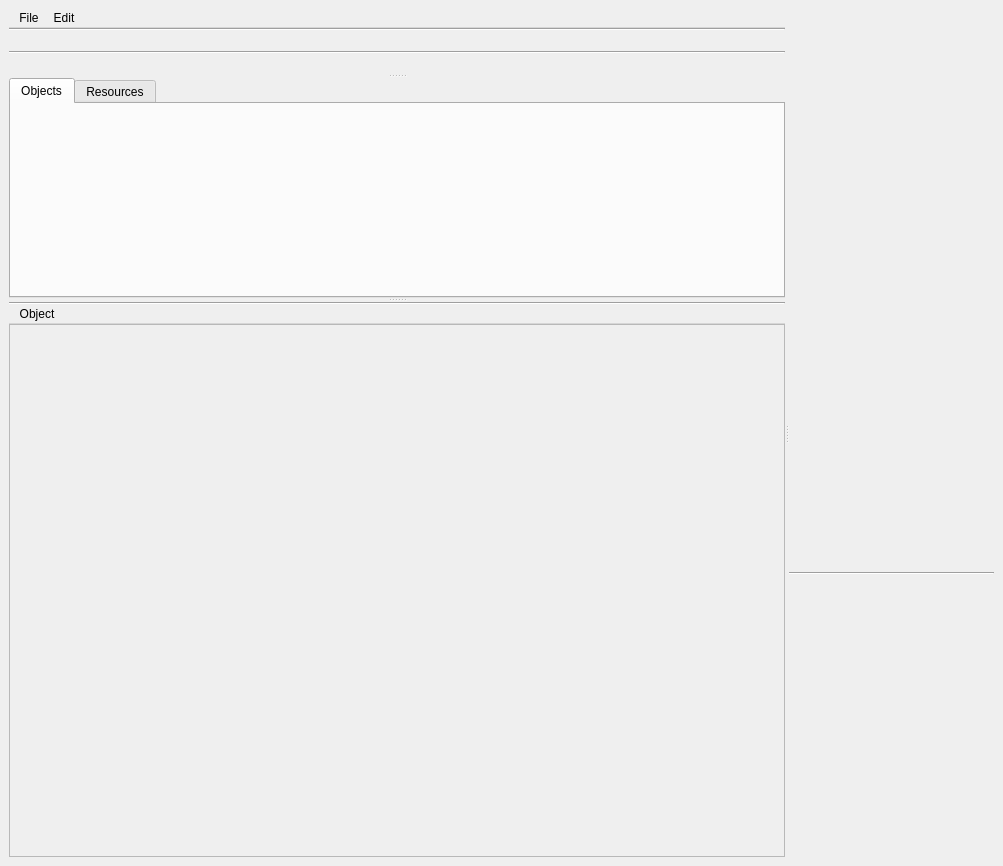
Before: the Qt Designer form src/platform/qt/gui/Window.ui in stippi/WonderBrush-v3, drawn with Qt 5.
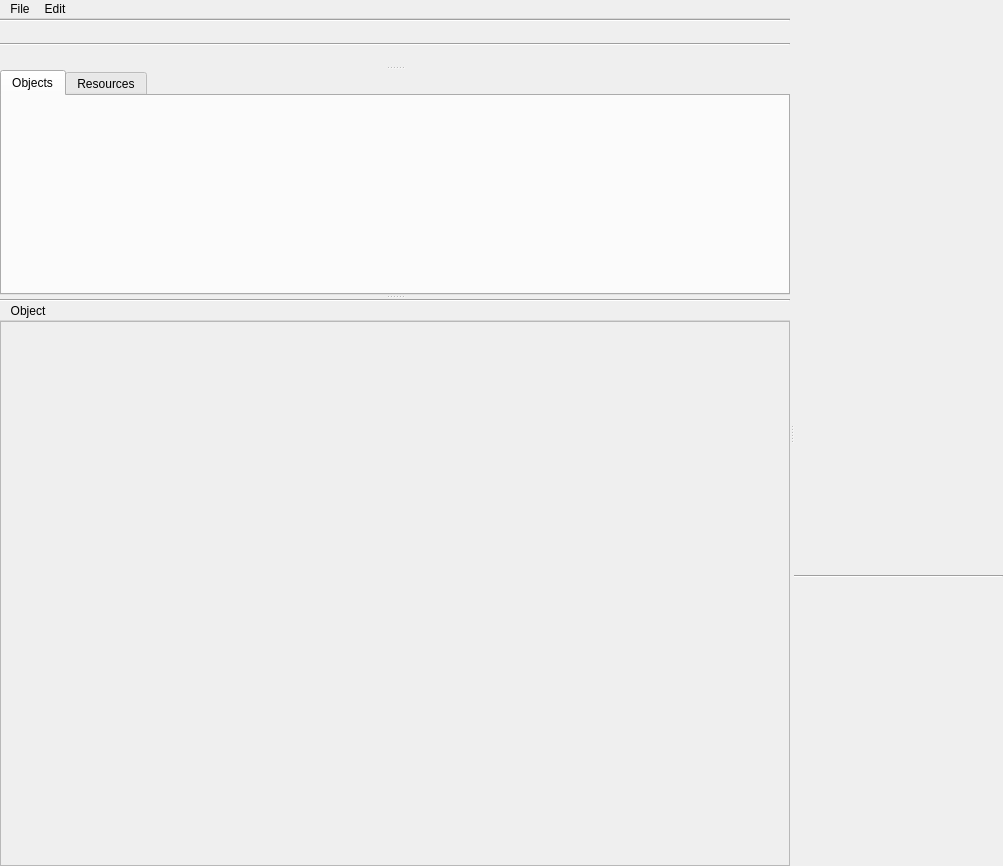
After: the same form once the commit is applied. Custom widgets are drawn as their Qt base class.

Commit message: Remove margins from central widget

```diff
--- a/src/platform/qt/gui/Window.ui
+++ b/src/platform/qt/gui/Window.ui
@@ -15,6 +15,9 @@
   </property>
   <widget class="QWidget" name="centralwidget">
    <layout class="QVBoxLayout" name="verticalLayout_5">
+    <property name="margin">
+     <number>0</number>
+    </property>
     <item>
      <widget class="QSplitter" name="splitter_2">
       <property name="orientation">
@@ -127,8 +130,8 @@
                 <rect>
                  <x>0</x>
                  <y>0</y>
-                 <width>664</width>
-                 <height>475</height>
+                 <width>821</width>
+                 <height>490</height>
                 </rect>
                </property>
               </widget>
```
